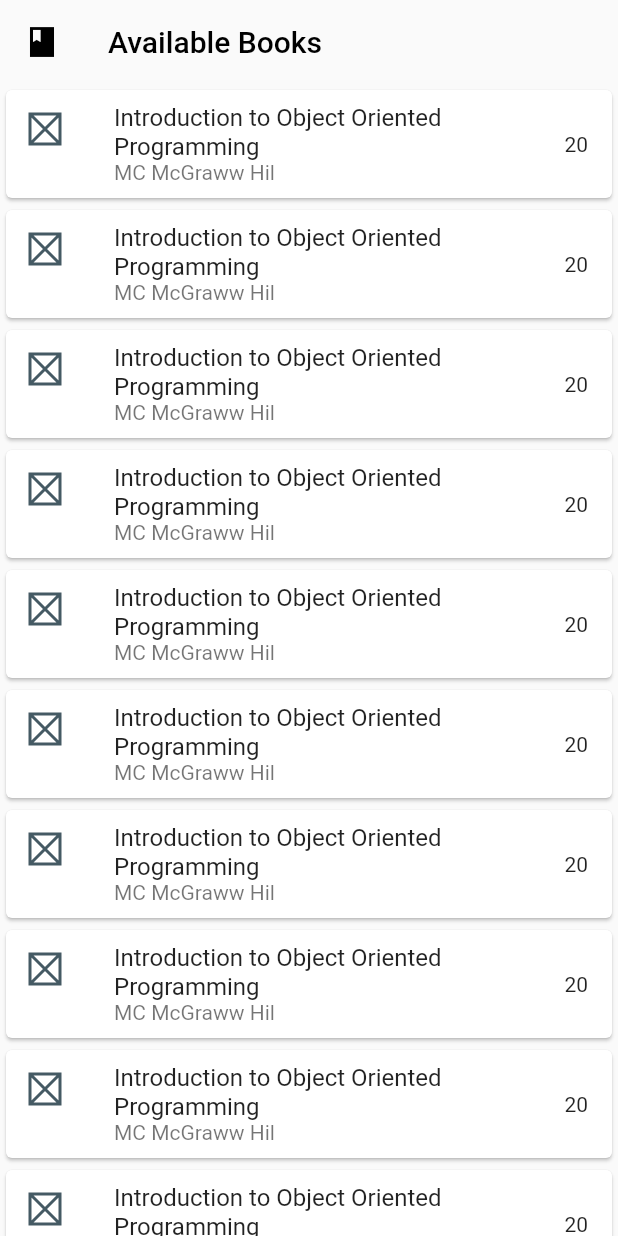
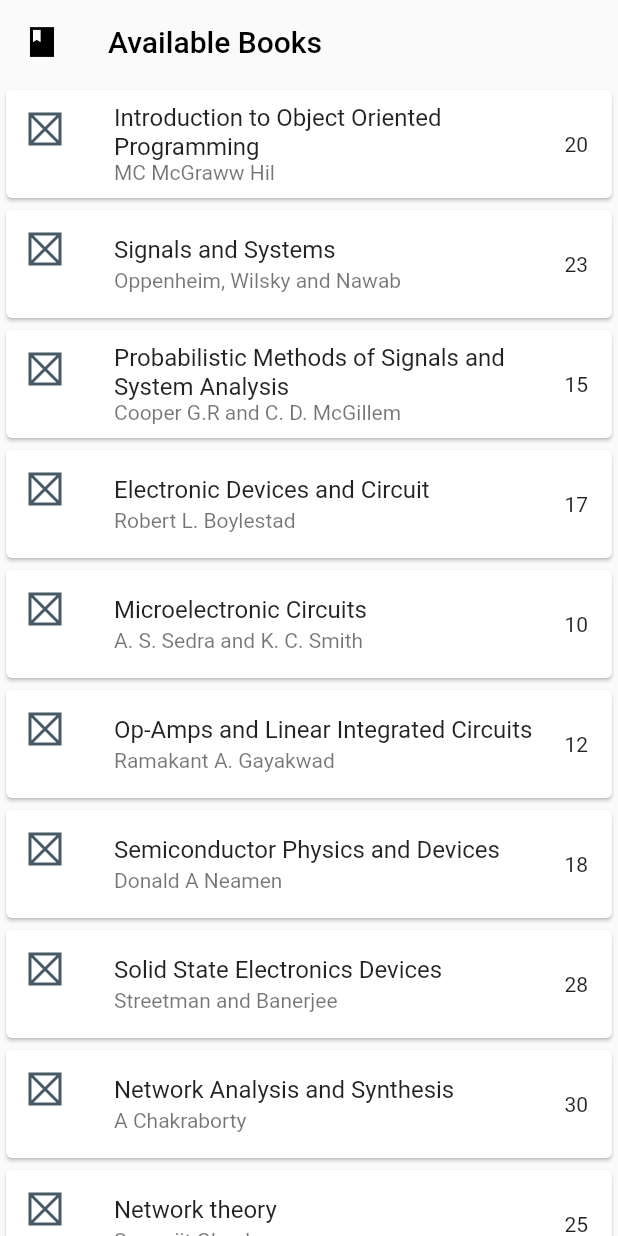
Before and after one commit to sk25469/keep_my_books, a Flutter app: the HomeScreen screen opened directly, on a phone screen of 412 x 824 dp. Run offline on Flutter 3.47's test engine with Material 2 defaults, Android fonts, the phone set to English and light mode, and no system bars; our stand-ins replace shared_preferences, sqflite, titled_navigation_bar; accounts and stored records are empty.

Commit message:
added new data for books

```diff
--- a/lib/demo_data.dart
+++ b/lib/demo_data.dart
@@ -6,111 +6,182 @@ final demoBooks = [
     author: 'MC McGraww Hil',
     numAvailable: 20,
     location: '2F6',
-    subjectName: 'Computer Science',
+    branchName: 'Computer Science',
+    subjectName: 'Programming Languages',
   ),
   Book(
-    name: 'Introduction to Object Oriented Programming',
-    author: 'MC McGraww Hil',
-    numAvailable: 20,
-    location: '2F6',
-    subjectName: 'Computer Science',
+      name: 'Signals and Systems',
+      author: 'Oppenheim, Wilsky and Nawab',
+      numAvailable: 23,
+      location: '3A2',
+      subjectName: 'Signals and Systems',
+      branchName: 'Electronics & Communications'),
+  Book(
+    name: 'Probabilistic Methods of Signals and System Analysis',
+    author: 'Cooper G.R and C. D. McGillem',
+    numAvailable: 15,
+    location: '3B1',
+    subjectName: 'Signals and Systems',
+    branchName: 'Electronics & Communications',
   ),
   Book(
-    name: 'Introduction to Object Oriented Programming',
-    author: 'MC McGraww Hil',
-    numAvailable: 20,
-    location: '2F6',
-    subjectName: 'Computer Science',
+    name: 'Electronic Devices and Circuit',
+    author: 'Robert L. Boylestad',
+    numAvailable: 17,
+    location: '2F5',
+    subjectName: 'Analog Electronics',
+    branchName: 'Electronics & Communications',
   ),
   Book(
-    name: 'Introduction to Object Oriented Programming',
-    author: 'MC McGraww Hil',
-    numAvailable: 20,
-    location: '2F6',
-    subjectName: 'Computer Science',
+    name: 'Microelectronic Circuits ',
+    author: 'A. S. Sedra and K. C. Smith',
+    numAvailable: 10,
+    location: '1A3',
+    subjectName: 'Analog Electronics',
+    branchName: 'Electronics & Communications',
   ),
   Book(
-    name: 'Introduction to Object Oriented Programming',
-    author: 'MC McGraww Hil',
-    numAvailable: 20,
-    location: '2F6',
-    subjectName: 'Computer Science',
+    name: 'Op-Amps and Linear Integrated Circuits',
+    author: 'Ramakant A. Gayakwad',
+    numAvailable: 12,
+    location: '1A4',
+    subjectName: 'Analog Electronics',
+    branchName: 'Electronics & Communications',
   ),
   Book(
-    name: 'Introduction to Object Oriented Programming',
-    author: 'MC McGraww Hil',
-    numAvailable: 20,
-    location: '2F6',
-    subjectName: 'Computer Science',
+    name: 'Semiconductor Physics and Devices',
+    author: 'Donald A Neamen',
+    numAvailable: 18,
+    location: '1B2',
+    subjectName: 'Electronic Devices',
+    branchName: 'Electronics & Communications',
   ),
   Book(
-    name: 'Introduction to Object Oriented Programming',
-    author: 'MC McGraww Hil',
-    numAvailable: 20,
-    location: '2F6',
-    subjectName: 'Computer Science',
+    name: 'Solid State Electronics Devices',
+    author: 'Streetman and Banerjee',
+    numAvailable: 28,
+    location: '1B6',
+    subjectName: 'Electronic Devices',
+    branchName: 'Electronics & Instrumentation',
   ),
   Book(
-    name: 'Introduction to Object Oriented Programming',
-    author: 'MC McGraww Hil',
-    numAvailable: 20,
-    location: '2F6',
-    subjectName: 'Computer Science',
+    name: 'Network Analysis and Synthesis',
+    author: 'A Chakraborty',
+    numAvailable: 30,
+    location: '1C2',
+    subjectName: 'Network Analysis and Synthesis',
+    branchName: 'Electronics & Communications',
   ),
   Book(
-    name: 'Introduction to Object Oriented Programming',
-    author: 'MC McGraww Hil',
-    numAvailable: 20,
-    location: '2F6',
-    subjectName: 'Computer Science',
+    name: 'Network theory',
+    author: 'Smarajit Ghosh',
+    numAvailable: 25,
+    location: '1C5',
+    subjectName: 'Network Analysis and Synthesis',
+    branchName: 'Electrical Engineering',
   ),
   Book(
-    name: 'Introduction to Object Oriented Programming',
-    author: 'MC McGraww Hil',
+    name: 'Principles of Engineering Thermodynamics',
+    author: 'Moran, Shappiro, Boettner and Bailey',
     numAvailable: 20,
-    location: '2F6',
-    subjectName: 'Computer Science',
+    location: '2A1',
+    subjectName: 'Basic Thermodynamics',
+    branchName: 'Civil Engineering',
   ),
   Book(
-    name: 'Introduction to Object Oriented Programming',
-    author: 'MC McGraww Hil',
-    numAvailable: 20,
-    location: '2F6',
-    subjectName: 'Computer Science',
+    name: 'Thermodynamics: An Engineering Approach',
+    author: 'Cengel and Boles : Thermodynamics',
+    numAvailable: 10,
+    location: '2A4',
+    subjectName: 'Basic Thermodynamics',
+    branchName: 'Civil Engineering',
   ),
   Book(
-    name: 'Introduction to Object Oriented Programming',
-    author: 'MC McGraww Hil',
-    numAvailable: 20,
-    location: '2F6',
-    subjectName: 'Computer Science',
+    name: 'Strength of Materials',
+    author: 'G.H.Ryder',
+    numAvailable: 28,
+    location: '2D3',
+    subjectName: 'STRENGTH OF MATERIALS',
+    branchName: 'Mechanical Engineering',
   ),
   Book(
-    name: 'Introduction to Object Oriented Programming',
-    author: 'MC McGraww Hil',
-    numAvailable: 20,
-    location: '2F6',
-    subjectName: 'Computer Science',
+    name: 'Mechanics of Materials',
+    author: 'Pytel and Singer',
+    numAvailable: 18,
+    location: '2D4',
+    subjectName: 'STRENGTH OF MATERIALS',
+    branchName: 'Civil Engineering',
   ),
   Book(
-    name: 'Introduction to Object Oriented Programming',
-    author: 'MC McGraww Hil',
-    numAvailable: 20,
-    location: '2F6',
-    subjectName: 'Computer Science',
+    name: 'Microprocessor & Interfacing',
+    author: 'D. Hall',
+    numAvailable: 8,
+    location: '1E2',
+    subjectName: 'MICROPROCESSORS AND SYSTEM PROGRAMMING',
+    branchName: 'Electronics & Communications',
   ),
   Book(
-    name: 'Introduction to Object Oriented Programming',
-    author: 'MC McGraww Hil',
-    numAvailable: 20,
-    location: '2F6',
-    subjectName: 'Computer Science',
+    name: 'Advanced 80386 Programming Techniques',
+    author: 'J. Turley',
+    numAvailable: 9,
+    location: '1E7',
+    subjectName: 'MICROPROCESSORS AND SYSTEM PROGRAMMING',
+    branchName: 'Electronics & Communications',
   ),
   Book(
-    name: 'Introduction to Object Oriented Programming',
-    author: 'MC McGraww Hil',
-    numAvailable: 20,
-    location: '2F6',
-    subjectName: 'Computer Science',
+    name: 'Communication Systems',
+    author: 'Simon Haykin',
+    numAvailable: 15,
+    location: '1F5',
+    subjectName: 'PRINCIPLE OF COMMUNICATION ENGINEERING',
+    branchName: 'Electronics & Communications',
+  ),
+  Book(
+    name: 'Communication Systems Engineering',
+    author: 'Proakis & Salehi',
+    numAvailable: 18,
+    location: '1F6',
+    subjectName: 'PRINCIPLE OF COMMUNICATION ENGINEERING',
+    branchName: 'Electronics & Communications',
+  ),
+  Book(
+    name: 'Digital communication',
+    author: 'Simon Haykin',
+    numAvailable: 19,
+    location: '3A2',
+    subjectName: 'DIGITAL COMMUNICATION',
+    branchName: 'Electronics & Communications',
+  ),
+  Book(
+    name: 'Modern Digital and Analog',
+    author: 'B.P.Lathi',
+    numAvailable: 16,
+    location: '3A6',
+    subjectName: 'DIGITAL COMMUNICATION',
+    branchName: 'Electronics & Communications',
+  ),
+  Book(
+    name: 'Principle of Industrial Instrumentation',
+    author: 'D. Patranabis',
+    numAvailable: 2,
+    location: '3A3',
+    subjectName: 'MEASUREMENT AND INSTRUMENTATION',
+    branchName: 'Electronics & Communications',
+  ),
+  Book(
+    name: 'Power Electronics- Converters, Application and Design',
+    author: 'N. Mohan',
+    numAvailable: 24,
+    location: '3C3',
+    subjectName: 'POWER ELECTRONICS',
+    branchName: 'Electrical Engineering',
+  ),
+  Book(
+    name: 'Fundamentals of Electrical Drives',
+    author: 'G.K Dubey',
+    numAvailable: 25,
+    location: '3D7',
+    subjectName: 'POWER ELECTRONICS',
+    branchName: 'Electrical Engineering',
   ),
 ];
--- a/lib/main.dart
+++ b/lib/main.dart
@@ -1,12 +1,25 @@
 import 'package:flutter/material.dart';
 import 'package:library_sys/screen/login_screen.dart';
+import 'package:library_sys/service/user_service.dart';
+import 'package:library_sys/widget/bottom_nav.dart';
+import 'package:shared_preferences/shared_preferences.dart';
 
-void main() {
-  runApp(const MyApp());
+void main() async {
+  WidgetsFlutterBinding.ensureInitialized();
+  final sharedPreferences = await SharedPreferences.getInstance();
+
+  bool hasLoggedIn = sharedPreferences.containsKey('isLoggedIn')
+      ? sharedPreferences.getBool('isLoggedIn')!
+      : false;
+  UserService.setInitialValues();
+  runApp(
+    MyApp(hasLoggedIn: hasLoggedIn),
+  );
 }
 
 class MyApp extends StatelessWidget {
-  const MyApp({Key? key}) : super(key: key);
+  final bool hasLoggedIn;
+  const MyApp({Key? key, required this.hasLoggedIn}) : super(key: key);
 
   @override
   Widget build(BuildContext context) {
@@ -15,7 +28,7 @@ class MyApp extends StatelessWidget {
       theme: ThemeData(
         primarySwatch: Colors.blue,
       ),
-      home: const LoginScreen(),
+      home: !hasLoggedIn ? const LoginScreen() : const BottomNavigationScreen(),
     );
   }
 }
--- a/lib/model/book.dart
+++ b/lib/model/book.dart
@@ -7,12 +7,14 @@ class Book {
   final int numAvailable;
   final String location;
   final String subjectName;
+  final String branchName;
   Book({
     required this.name,
     required this.author,
     required this.numAvailable,
     required this.location,
     required this.subjectName,
+    required this.branchName,
   });
 
   Book copyWith({
@@ -21,6 +23,7 @@ class Book {
     int? numAvailable,
     String? location,
     String? subjectName,
+    String? branchName,
   }) {
     return Book(
       name: name ?? this.name,
@@ -28,6 +31,7 @@ class Book {
       numAvailable: numAvailable ?? this.numAvailable,
       location: location ?? this.location,
       subjectName: subjectName ?? this.subjectName,
+      branchName: branchName ?? this.branchName,
     );
   }
 
@@ -38,6 +42,7 @@ class Book {
       'numAvailable': numAvailable,
       'location': location,
       'subjectName': subjectName,
+      'branchName': branchName,
     };
   }
 
@@ -48,6 +53,7 @@ class Book {
       numAvailable: map['numAvailable'] as int,
       location: map['location'] as String,
       subjectName: map['subjectName'] as String,
+      branchName: map['branchName'] as String,
     );
   }
 
@@ -58,19 +64,19 @@ class Book {
 
   @override
   String toString() {
-    return 'Book(name: $name, author: $author, numAvailable: $numAvailable, location: $location, subjectName: $subjectName)';
+    return 'Book(name: $name, author: $author, numAvailable: $numAvailable, location: $location, subjectName: $subjectName, branchName: $branchName)';
   }
 
   @override
-  bool operator ==(Object other) {
+  bool operator ==(covariant Book other) {
     if (identical(this, other)) return true;
 
-    return other is Book &&
-        other.name == name &&
+    return other.name == name &&
         other.author == author &&
         other.numAvailable == numAvailable &&
         other.location == location &&
-        other.subjectName == subjectName;
+        other.subjectName == subjectName &&
+        other.branchName == branchName;
   }
 
   @override
@@ -79,6 +85,7 @@ class Book {
         author.hashCode ^
         numAvailable.hashCode ^
         location.hashCode ^
-        subjectName.hashCode;
+        subjectName.hashCode ^
+        branchName.hashCode;
   }
 }
--- a/lib/screen/book_detail_screen.dart
+++ b/lib/screen/book_detail_screen.dart
@@ -73,18 +73,24 @@ class _BookDetailScreenState extends State<BookDetailScreen> {
                         ),
                         Row(
                           children: [
-                            Text(
+                            Expanded(
+                              flex: 3,
+                              child: Text(
                                 widget.book.author,
                                 style: const TextStyle(
                                   fontSize: 18,
                                   fontWeight: FontWeight.bold,
                                 ),
                               ),
-                            const Spacer(),
-                            Text(
+                            ),
+                            // const Spacer(),
+                            Expanded(
+                              flex: 2,
+                              child: Text(
                                 widget.book.subjectName,
                                 style: const TextStyle(
-                                fontSize: 16,
+                                  fontSize: 15,
+                                ),
                               ),
                             ),
                           ],
--- a/lib/screen/profile_screen.dart
+++ b/lib/screen/profile_screen.dart
@@ -168,6 +168,18 @@ class _ProfileScreenState extends State<ProfileScreen> {
               ? const Center(
                   child: CircularProgressIndicator(),
                 )
+              : numIssuedBooks == 0
+                  ? const Padding(
+                      padding: EdgeInsets.only(top: 150.0),
+                      child: Center(
+                        child: Text(
+                          'No books issued',
+                          style: TextStyle(
+                            fontSize: 20,
+                          ),
+                        ),
+                      ),
+                    )
                   : Padding(
                       padding: const EdgeInsets.all(8.0),
                       child: Table(
--- a/lib/service/search_service.dart
+++ b/lib/service/search_service.dart
@@ -3,11 +3,11 @@ import 'package:library_sys/utils.dart';
 import 'package:library_sys/model/book.dart';
 
 class SearchService {
-  String _subjectName = '';
+  String _branchName = '';
   String _searchText = '';
 
   SearchService(String subjectName, String searchText) {
-    _subjectName = subjectName;
+    _branchName = subjectName;
     _searchText = searchText;
   }
 
@@ -17,12 +17,14 @@ class SearchService {
 
     for (var book in demoBooks) {
       if (wantText) {
-        if (branchToShortForm[book.subjectName] == _subjectName &&
-            book.name.contains(_searchText)) {
+        if (branchToShortForm[book.branchName] == _branchName &&
+            (book.name.contains(_searchText) ||
+                book.author.contains(_searchText) ||
+                book.subjectName.contains(_searchText))) {
           result.add(book);
         }
       } else {
-        if (branchToShortForm[book.subjectName] == _subjectName) {
+        if (branchToShortForm[book.branchName] == _branchName) {
           result.add(book);
         }
       }
--- a/lib/service/user_service.dart
+++ b/lib/service/user_service.dart
@@ -9,10 +9,17 @@ class UserService {
     scholarID = userScholarID;
   }
 
+  static setInitialValues() async {
+    SharedPreferences sharedPreferences = await SharedPreferences.getInstance();
+    name = sharedPreferences.getString('name')!;
+    scholarID = sharedPreferences.getString('scholarID')!;
+  }
+
   void insertUserDetails() async {
     SharedPreferences sharedPreferences = await SharedPreferences.getInstance();
     sharedPreferences.setString('name', name);
     sharedPreferences.setString('scholarID', scholarID);
+    sharedPreferences.setBool('isLoggedIn', true);
 
     print('$name ---------> $scholarID');
   }
--- a/lib/utils.dart
+++ b/lib/utils.dart
@@ -1,7 +1,7 @@
 Map<String, String> branchToShortForm = {
   'Computer Science': 'CSE',
-  'Elecronics & Communications': 'ECE',
-  'Electrical & Engineering': 'EE',
+  'Electronics & Communications': 'ECE',
+  'Electrical Engineering': 'EE',
   'Electronics & Instrumentation': 'EI',
   'Mechanical Engineering': 'ME',
   'Civil Engineering': 'CE',
```
Lines whose indentation alone changed are shown as unchanged.
